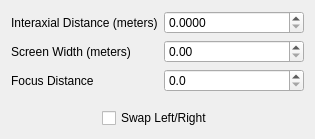
Old version of the form StereoOptionsDialog.ui in the repository CIVA-Lab/Nimbus.
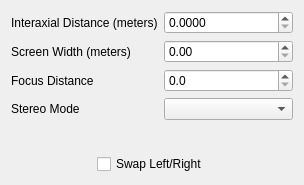
New version of the form.

Commit message:
Change stereo mode from options dialog
Added option to stereo options dialog to allow changing the type of
stereo used.  Option for hardware stereo only shows if hardware supports
it.

Diff of the .ui file:
```diff
--- a/StereoOptionsDialog.ui
+++ b/StereoOptionsDialog.ui
@@ -6,8 +6,8 @@
    <rect>
     <x>0</x>
     <y>0</y>
-    <width>315</width>
-    <height>139</height>
+    <width>304</width>
+    <height>185</height>
    </rect>
   </property>
   <property name="windowTitle">
@@ -76,6 +76,16 @@
        </property>
       </widget>
      </item>
+     <item row="3" column="0">
+      <widget class="QLabel" name="label_4">
+       <property name="text">
+        <string>Stereo Mode</string>
+       </property>
+      </widget>
+     </item>
+     <item row="3" column="1">
+      <widget class="QComboBox" name="stereoModeCombo"/>
+     </item>
     </layout>
    </item>
    <item>
```
The commit also changes 4 other files.
